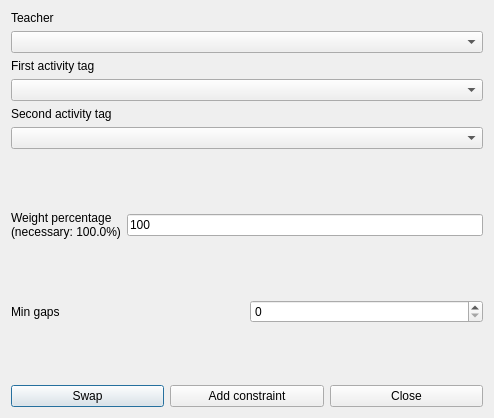
vonmecheln/fet, file fet/src/interface/addconstraintteachermingapsbetweenorderedpairofactivitytagsform_template.ui: the form before one commit.
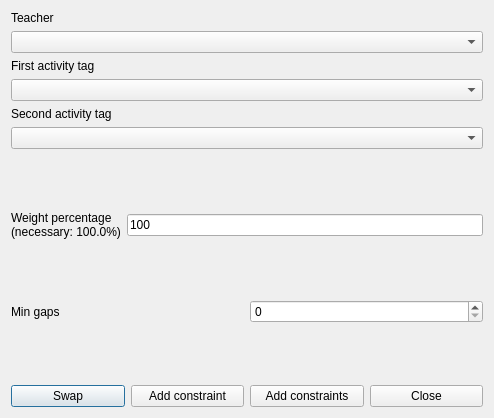
The form after the commit.

```diff
--- a/fet/src/interface/addconstraintteachermingapsbetweenorderedpairofactivitytagsform_template.ui
+++ b/fet/src/interface/addconstraintteachermingapsbetweenorderedpairofactivitytagsform_template.ui
@@ -220,6 +220,13 @@
        </property>
       </widget>
      </item>
+     <item>
+      <widget class="QPushButton" name="addConstraintsPushButton">
+       <property name="text">
+        <string>Add constraints</string>
+       </property>
+      </widget>
+     </item>
      <item>
       <widget class="QPushButton" name="closePushButton">
        <property name="text">
```
